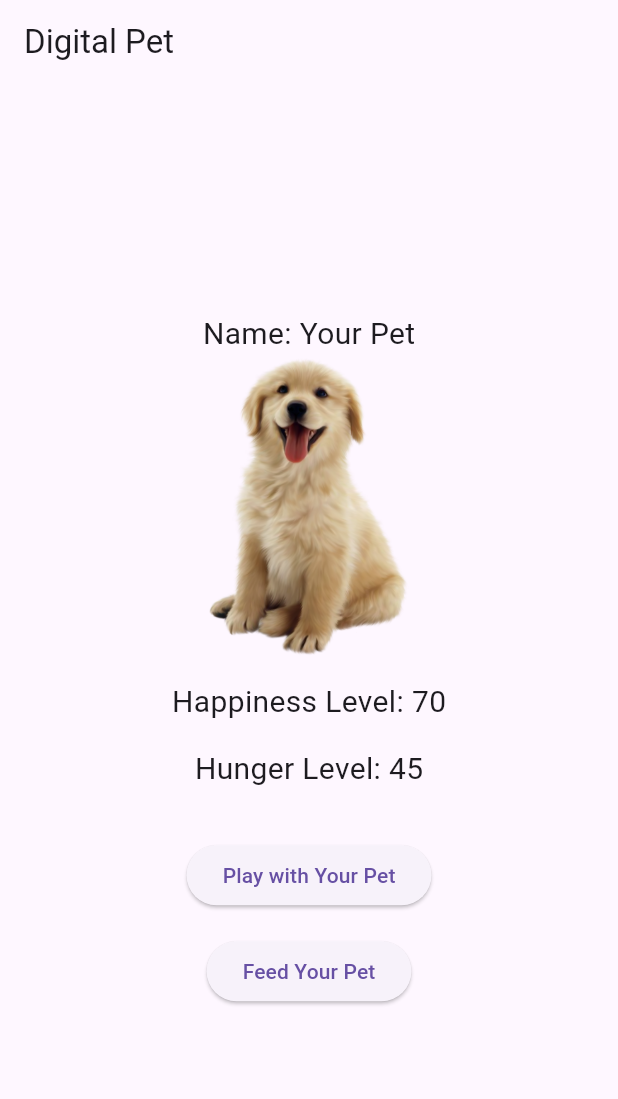
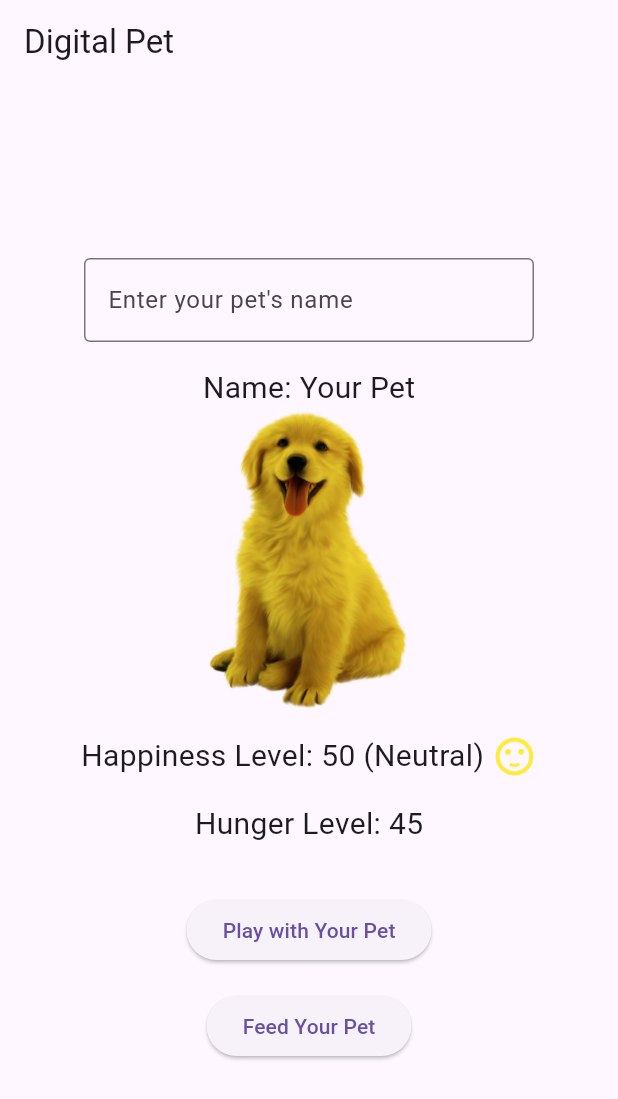
Before and after one commit to TobeyG2003/act5, a Flutter app: the screen it shows after launch, after a tap on "Play with Your Pet", after a tap on "Feed Your Pet", on a phone screen of 412 x 824 dp. Shown: the top 1099 px of the screen. Run offline on Flutter 3.47's test engine with Material 3 defaults, Android fonts, the phone set to English and light mode, and no system bars.

Commit message:
adds input text box

```diff
--- a/lib/main.dart
+++ b/lib/main.dart
@@ -1,4 +1,5 @@
 import 'package:flutter/material.dart';
+import 'dart:async';
 
 void main() {
   runApp(MaterialApp(
@@ -15,6 +16,14 @@ class _DigitalPetAppState extends State<DigitalPetApp> {
   String petName = "Your Pet";
   int happinessLevel = 50;
   int hungerLevel = 50;
+  Color happyColor = Colors.yellow;
+  String currentLevel = "Neutral";
+
+  void changeName(String name) {
+    setState(() {
+      petName = name;
+    });
+  }
 
   void _playWithPet() {
     setState(() {
@@ -32,9 +41,16 @@ class _DigitalPetAppState extends State<DigitalPetApp> {
 
   void _updateHappiness() {
     if (hungerLevel < 30) {
-      happinessLevel -= 20;
+      happinessLevel += 20; //swapped these values since lower hunger should increase happiness
     } else {
-      happinessLevel += 10;
+      happinessLevel -= 10;
+    }
+    if (happinessLevel > 70) {
+      happyColor = Colors.green;
+    } else if (happinessLevel >= 30) {
+      happyColor = Colors.yellow;
+    } else {
+      happyColor = Colors.red;
     }
   }
 
@@ -58,17 +74,43 @@ class _DigitalPetAppState extends State<DigitalPetApp> {
         child: Column(
           mainAxisAlignment: MainAxisAlignment.center,
           children: <Widget>[
+            SizedBox(width: 300,
+            child: TextField(
+              decoration: InputDecoration(
+                labelText: 'Enter your pet\'s name',
+                border: OutlineInputBorder(),
+              ),
+              onSubmitted: (text) {
+                changeName(text);
+              },
+            ),
+            ),
+            SizedBox(height: 16.0),
             Text(
               'Name: $petName',
               style: TextStyle(fontSize: 20.0),
             ),
+            ColorFiltered(
+              colorFilter: ColorFilter.mode(happyColor, BlendMode.modulate),
+              child:
             Image.asset('asset/dog-png-30.png'
-                , height: 200, width: 200),
+                , height: 200, width: 200),),
             SizedBox(height: 16.0),
-            Text(
-              'Happiness Level: $happinessLevel',
-              style: TextStyle(fontSize: 20.0),
-            ),
+          Row(
+            mainAxisAlignment: MainAxisAlignment.center,
+            children: [
+              Text(
+                'Happiness Level: $happinessLevel ($currentLevel) ',
+                style: TextStyle(fontSize: 20.0),
+              ),
+              if (happinessLevel > 70)
+                Icon(Icons.sentiment_very_satisfied, color: Colors.green, size: 30)
+              else if (happinessLevel >= 30)
+                Icon(Icons.sentiment_satisfied, color: Colors.yellow, size: 30)
+              else
+                Icon(Icons.sentiment_dissatisfied, color: Colors.red, size: 30),
+            ],
+          ),
             SizedBox(height: 16.0),
             Text(
               'Hunger Level: $hungerLevel',
```
